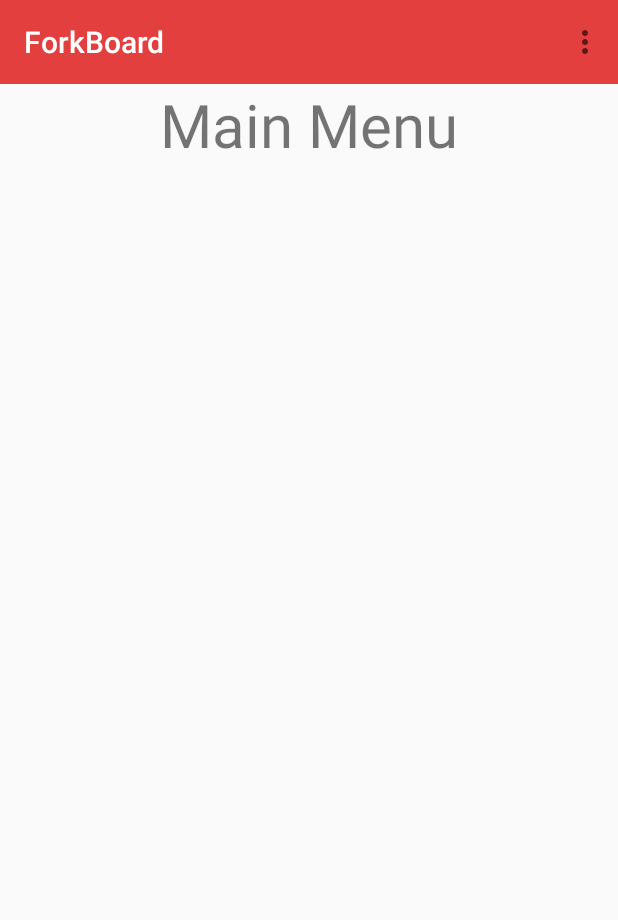
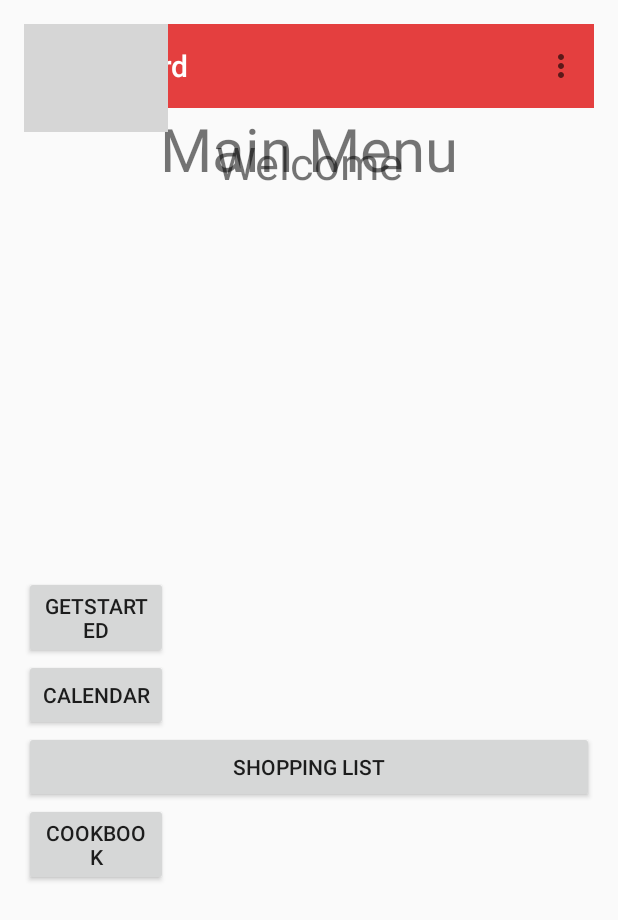
Before and after one commit to jkalldre/ForkBoard, an Android app: the screen it shows after launch (MainActivity), on a phone screen of 412 x 824 dp. Shown: the top 920 px of the screen. Run offline under Robolectric (Android 15) with nearby library versions, the phone set to English and light mode, and no system bars; 2 statements that could not run were skipped; grey boxes are pictures that could not be loaded.

Commit message:
Added Login but not working

```diff
--- a/app/build.gradle
+++ b/app/build.gradle
@@ -17,10 +17,13 @@ android {
             proguardFiles getDefaultProguardFile('proguard-android.txt'), 'proguard-rules.pro'
         }
     }
+
 }
 
 dependencies {
     compile fileTree(dir: 'libs', include: ['*.jar'])
     testCompile 'junit:junit:4.12'
     compile 'com.android.support:appcompat-v7:23.4.0'
+    compile 'com.jakewharton:butterknife:7.0.1'
+
 }
--- a/app/src/main/AndroidManifest.xml
+++ b/app/src/main/AndroidManifest.xml
@@ -17,6 +17,12 @@
         <activity android:name=".Calendar_View" />
         <activity android:name=".Day_View" />
         <activity android:name=".Cookbook"></activity>
+
+
+    // STUFF JANINE ADDED
+        <activity android:name=".LoginActivity" android:theme="@style/AppTheme.Dark" />
+        <activity android:name=".SignupActivity" android:theme="@style/AppTheme.Dark" />
+
     </application>
 
 </manifest>
--- a/app/src/main/java/com/forkboard/forkboard/MainActivity.java
+++ b/app/src/main/java/com/forkboard/forkboard/MainActivity.java
@@ -20,7 +20,11 @@ public class MainActivity extends AppCompatActivity {
         setContentView(R.layout.activity_main);
         Toolbar tb = (Toolbar) findViewById(R.id.my_toolbar);
         setSupportActionBar(tb);
-        getSupportActionBar().setTitle("ForkBoard");
+        //getSupportActionBar().setTitle("ForkBoard");
+
+        //stuff janine added
+        Intent intent = new Intent(this, LoginActivity.class);
+        startActivity(intent);
     }
 
     @Override
--- a/app/src/main/res/layout/activity_main.xml
+++ b/app/src/main/res/layout/activity_main.xml
@@ -7,9 +7,76 @@
     android:layout_height="match_parent"
     android:layout_weight="2"
     tools:context="com.forkboard.forkboard.MainActivity"
+    android:paddingLeft="@dimen/activity_horizontal_margin"
+    android:paddingRight="@dimen/activity_horizontal_margin"
+    android:paddingTop="@dimen/activity_vertical_margin"
+    android:paddingBottom="@dimen/activity_vertical_margin"
     android:id="@+id/background">
 
     <include layout="@layout/my_toolbar" />
+
+    // stuff janine added
+    <ImageView android:src="@drawable/fork"
+        android:layout_width="wrap_content"
+        android:layout_height="72dp"
+        android:layout_gravity="center_horizontal"
+        android:id="@+id/imageView"
+        android:layout_alignParentTop="true"
+        android:layout_alignParentLeft="true"
+        android:layout_alignParentStart="true" />
+
+    <TextView android:text="Welcome" android:layout_width="wrap_content"
+        android:layout_height="wrap_content"
+        android:id="@+id/textView"
+        android:textSize="30dp"
+        android:textAlignment="center"
+        android:layout_below="@+id/imageView"
+        android:layout_centerHorizontal="true" />
+
+    <Button
+        android:layout_width="wrap_content"
+        android:layout_height="wrap_content"
+        android:text="GetStarted"
+        android:id="@+id/button"
+        android:layout_centerVertical="true"
+        android:layout_alignParentLeft="true"
+        android:layout_alignParentStart="true"
+        android:layout_alignRight="@+id/imageView"
+        android:layout_alignEnd="@+id/imageView" />
+
+    <Button
+        android:layout_width="wrap_content"
+        android:layout_height="wrap_content"
+        android:text="Calendar"
+        android:id="@+id/button2"
+        android:layout_alignParentStart="true"
+        android:layout_below="@+id/button"
+        android:layout_alignParentLeft="true"
+        android:layout_alignRight="@+id/imageView"
+        android:layout_alignEnd="@+id/imageView" />
+
+    <Button
+        android:layout_width="wrap_content"
+        android:layout_height="wrap_content"
+        android:text="Shopping List"
+        android:id="@+id/button3"
+        android:layout_alignParentStart="true"
+        android:layout_below="@+id/button2"
+        android:layout_alignParentLeft="true"
+        android:layout_alignParentRight="true"
+        android:layout_alignParentEnd="true" />
+
+    <Button
+        android:layout_width="wrap_content"
+        android:layout_height="wrap_content"
+        android:text="CookBook"
+        android:id="@+id/button4"
+        android:layout_alignParentStart="true"
+        android:layout_below="@+id/button3"
+        android:layout_alignParentLeft="true"
+        android:layout_alignRight="@+id/imageView"
+        android:layout_alignEnd="@+id/imageView" />
+
 
     <TextView
         android:layout_width="fill_parent"
--- a/app/src/main/res/values/colors.xml
+++ b/app/src/main/res/values/colors.xml
@@ -4,4 +4,14 @@
     <color name="primary_dark">#E12929</color>
     <color name="primary_darker">#CC1D1D</color>
     <color name="accent">#FFFFFF</color>
+
+    <color name="black">#000000</color>
+    <color name="jet">#222222</color>
+    <color name="oil">#333333</color>
+    <color name="monsoon">#777777</color>
+    <color name="jumbo">#888888</color>
+    <color name="aluminum">#999999</color>
+    <color name="base">#AAAAAA</color>
+    <color name="iron">#CCCCCC</color>
+    <color name="white">#FFFFFF</color>
 </resources>
--- a/app/src/main/res/values/styles.xml
+++ b/app/src/main/res/values/styles.xml
@@ -13,4 +13,22 @@
         <item name="android:textSize">100dp</item>
     </style>
 
+    <style name="AppTheme.Dark" parent="Theme.AppCompat.NoActionBar">
+    <item name="android:windowBackground">@color/primary</item>
+
+    <item name="colorControlNormal">@color/iron</item>
+    <item name="colorControlActivated">@color/white</item>
+    <item name="colorControlHighlight">@color/white</item>
+    <item name="android:textColorHint">@color/iron</item>
+
+    <item name="colorButtonNormal">@color/primary_darker</item>
+
+    </style>
+
+    <style name="AppTheme.Dark.Dialog" parent="Theme.AppCompat.Dialog">
+    <item name="colorAccent">@color/white</item>
+    <item name="android:textColorPrimary">@color/iron</item>
+    <item name="android:background">@color/primary</item>
+    </style>
+
 </resources>
```
